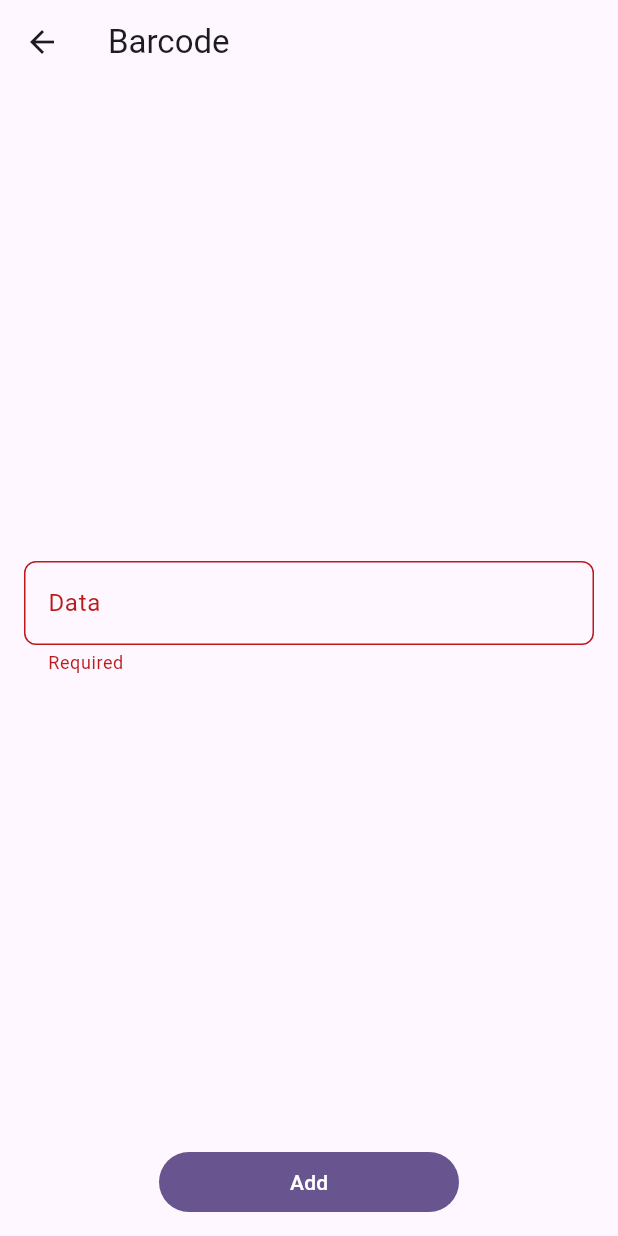
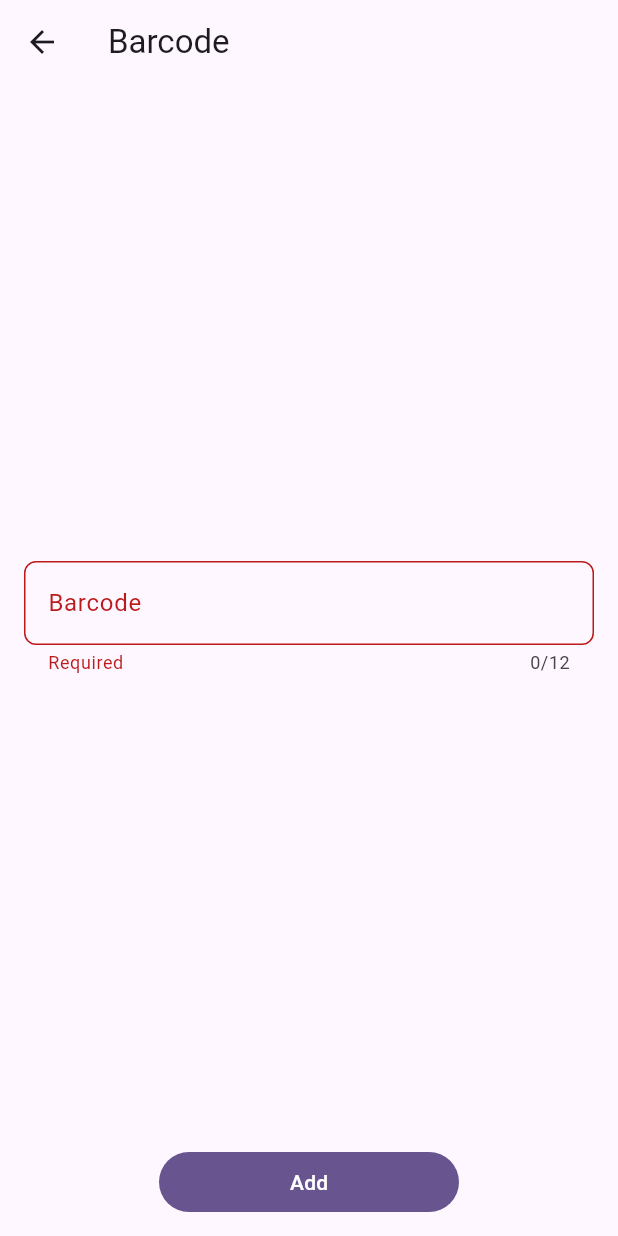
Before and after one commit to SmartSoftAsia/qr-material-batch, a Flutter app: the AddBarcodeItemPage screen opened directly with empty values, after a tap on "Add", on a phone screen of 412 x 824 dp. Run offline on Flutter 3.47's test engine with Material 3 defaults, Android fonts, the phone set to English and light mode, and no system bars; our stand-ins replace barcode_widget, equatable, flutter_bloc, flutter_svg, go_router, hydrated_bloc and 1 more.

Commit message:
order number barcode

```diff
--- a/lib/models/barcode_item_model.dart
+++ b/lib/models/barcode_item_model.dart
@@ -1,4 +1,5 @@
 import 'package:equatable/equatable.dart';
+import 'package:flutter/cupertino.dart';
 import 'package:json_annotation/json_annotation.dart';
 
 part 'barcode_item_model.g.dart';
@@ -8,12 +9,23 @@ enum BarcodeItemType {
   qr,
   ;
 
+  bool get isBarcode => this == BarcodeItemType.barcode;
+
   String get title {
     switch (this) {
       case BarcodeItemType.barcode:
         return 'Barcode';
       case BarcodeItemType.qr:
         return 'QR Code';
+    }
+  }
+
+  IconData get iconData {
+    switch (this) {
+      case BarcodeItemType.barcode:
+        return CupertinoIcons.barcode;
+      case BarcodeItemType.qr:
+        return CupertinoIcons.qrcode;
     }
   }
 }
--- a/lib/modules/add_barcode/add_barcode_item_page.dart
+++ b/lib/modules/add_barcode/add_barcode_item_page.dart
@@ -1,4 +1,5 @@
 import 'package:flutter/material.dart';
+import 'package:flutter/services.dart';
 import 'package:qr_material_batch/models/barcode_item_model.dart';
 import 'package:qr_material_batch/utils/upper_case_text_formatter.dart';
 
@@ -38,16 +39,21 @@ class _AddBarcodeItemPageState extends State<AddBarcodeItemPage> {
             key: _formKey,
             child: TextFormField(
               decoration: InputDecoration(
-                labelText: 'Data',
+                labelText: widget.type.title,
                 border: OutlineInputBorder(
                   borderRadius: BorderRadius.circular(8),
                   gapPadding: 4,
                 ),
               ),
               maxLines: 1,
-              textCapitalization: TextCapitalization.characters,
+              maxLength: widget.type.isBarcode ? 12 : null,
+              textCapitalization: widget.type.isBarcode
+                  ? TextCapitalization.none
+                  : TextCapitalization.characters,
               inputFormatters: [
-                UpperCaseTextFormatter(),
+                widget.type.isBarcode
+                    ? FilteringTextInputFormatter.digitsOnly
+                    : UpperCaseTextFormatter(),
               ],
               validator: (value) {
                 return (value ?? '').trim().isNotEmpty ? null : 'Required';
--- a/pubspec.yaml
+++ b/pubspec.yaml
@@ -15,10 +15,10 @@ dependencies:
   equatable: ^2.0.5
   flutter_bloc: ^8.1.6
   flutter_svg: ^2.0.10+1
-  go_router: ^14.2.0
+  go_router: ^14.2.1
   hydrated_bloc: ^9.1.5
   json_annotation: ^4.9.0
-  path_provider: ^2.1.3
+  path_provider: ^2.1.4
   qr_flutter: ^4.1.0
 
 dev_dependencies:
```
Also changed, not shown: lib/modules/add_barcode/add_barcode_page.dart (+8 -8 lines), pubspec.lock, 5 other files.
